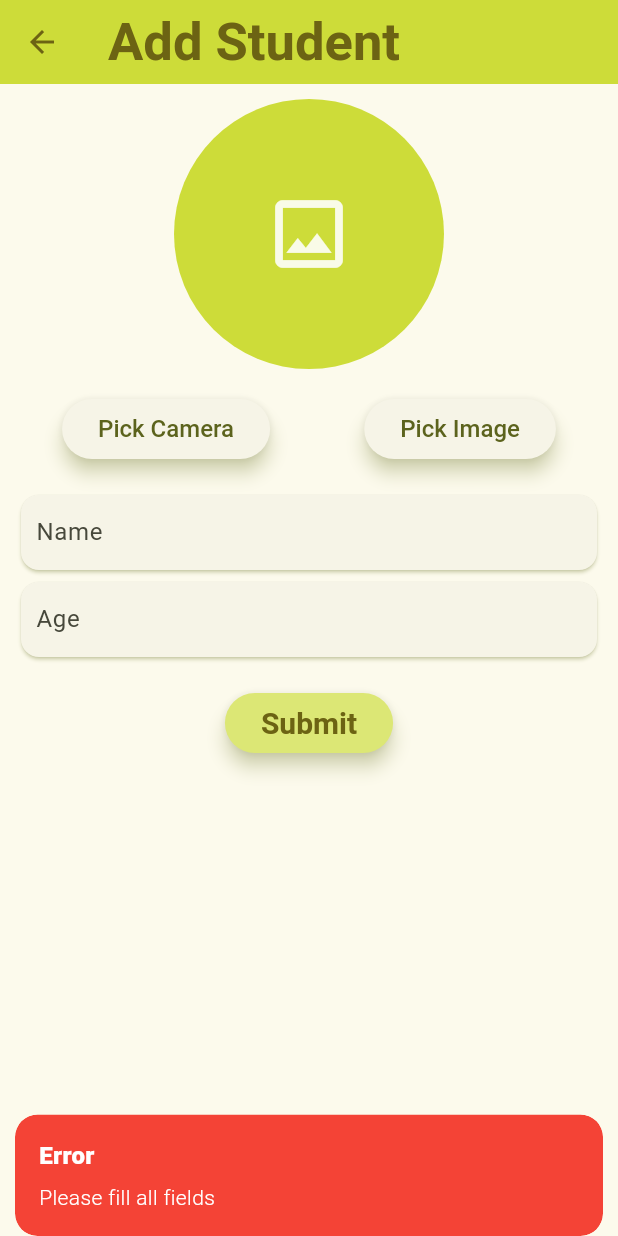
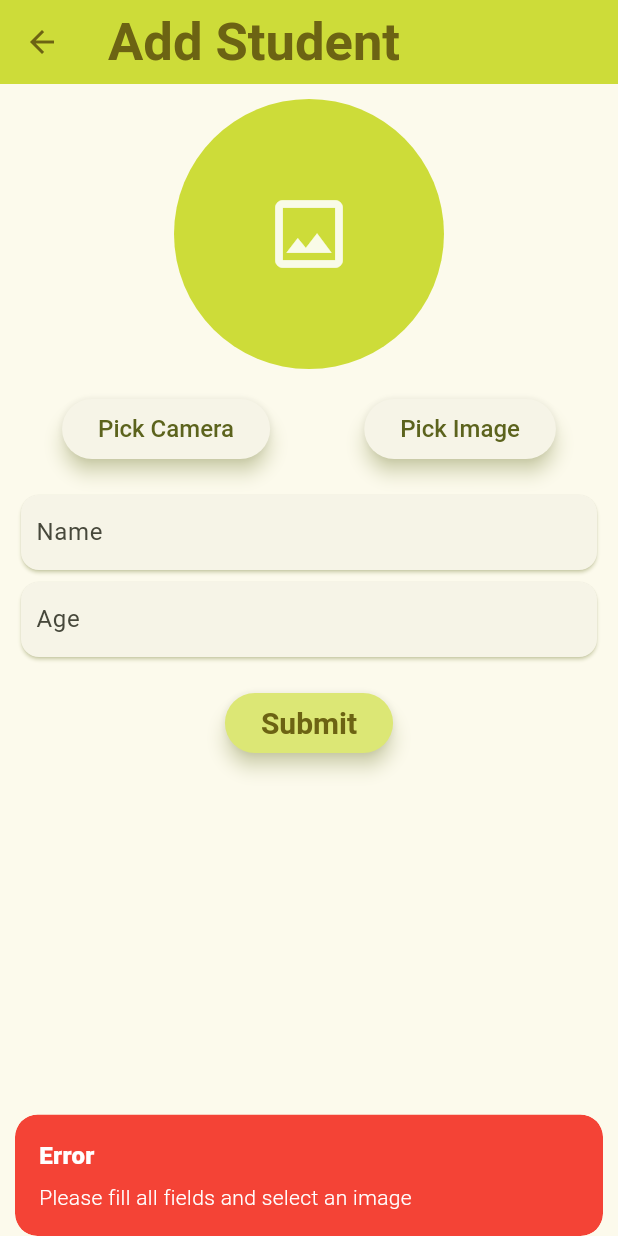
Before and after one commit to VarunDevFD/Student_managment_GetX, a Flutter app: the StudentScreen screen opened directly, after a tap on "Submit", on a phone screen of 412 x 824 dp. Run offline on Flutter 3.47's test engine with Material 3 defaults, Android fonts, the phone set to English and light mode, and no system bars; our stand-ins replace get, hive, hive_flutter, image_picker; accounts and stored records are empty.

Commit message:
image setup like prvious image shwoing on the new student so solved that

```diff
--- a/lib/controllers/student_getx_controller.dart
+++ b/lib/controllers/student_getx_controller.dart
@@ -37,6 +37,10 @@ class StudentController extends GetxController {
     imageBase64.value = base64Image;
   }
 
+  void clearImage() {
+    imageBase64.value = ''; // Clear the image base64 string
+  }
+
   void filterStudents(String query) {
     if (query.isEmpty) {
       filteredStudents.value = students.toList();
--- a/lib/pages/student_page.dart
+++ b/lib/pages/student_page.dart
@@ -20,7 +20,12 @@ class StudentScreen extends StatelessWidget {
       ageController.text = selectedStudent!.age.toString();
       if (selectedStudent!.image.isNotEmpty) {
         studentController.pickImage(selectedStudent!.image);
+      } else {
+        studentController.clearImage();
       }
+    } else {
+
+      studentController.clearImage();
     }
   }
 
@@ -182,7 +187,7 @@ class StudentScreen extends StatelessWidget {
                   // Show GetX Snackbar for validation error
                   Get.snackbar(
                     'Error',
-                    'Please fill all fields',
+                    'Please fill all fields and select an image',
                     snackPosition: SnackPosition.BOTTOM,
                     backgroundColor: Colors.red,
                     colorText: Colors.white,
```
Also changed, not shown: lib/pages/home_page.dart (+31 -2 lines).
